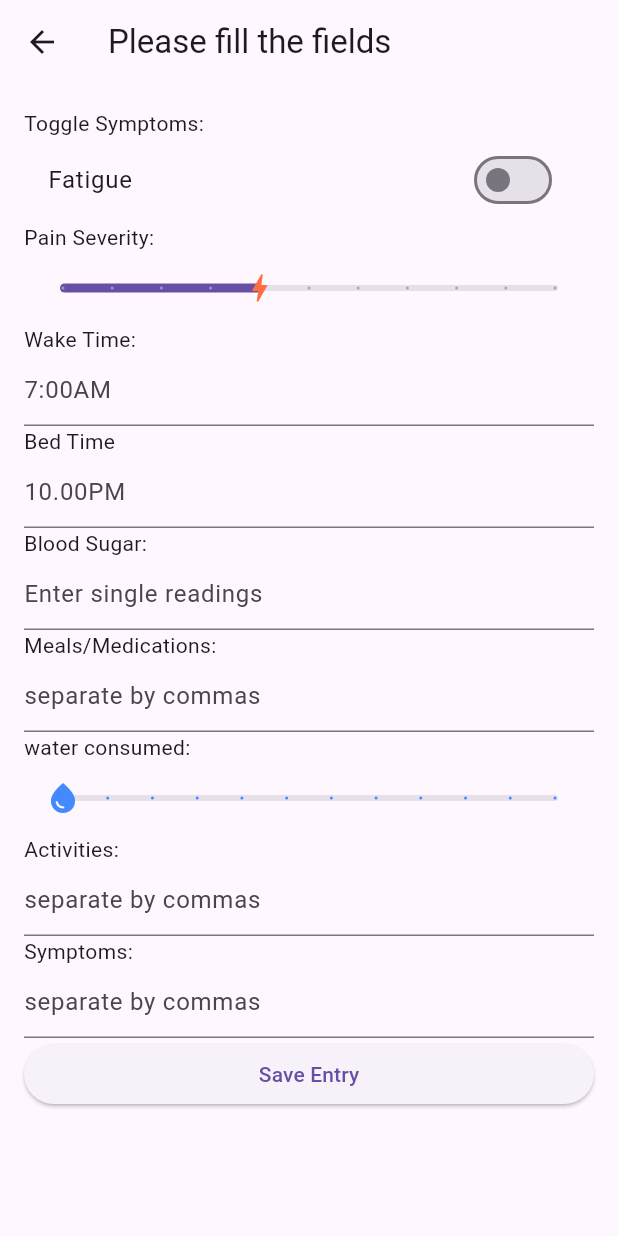
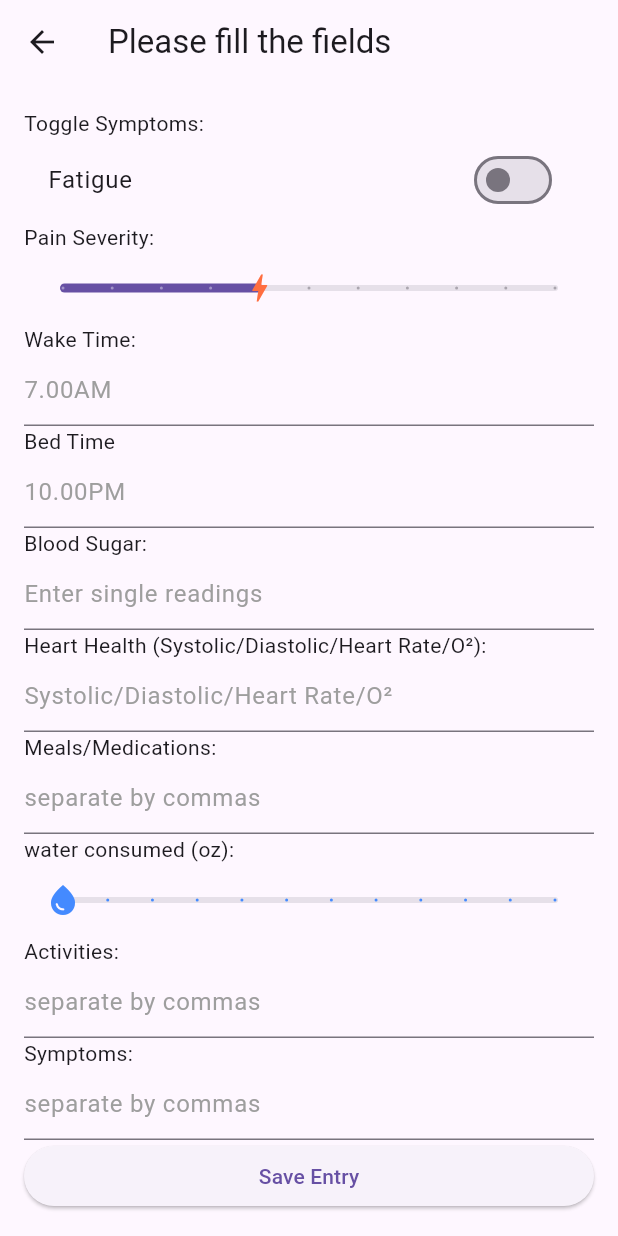
Before and after one commit to MrChido/MCTA, a Flutter app: the EntryScreen screen opened directly with empty values, on a phone screen of 412 x 824 dp. Run offline on Flutter 3.47's test engine with Material 3 defaults, Android fonts, the phone set to English and light mode, and no system bars; our stand-ins replace sqflite, sqflite_common_ffi; accounts and stored records are empty.

Commit message:
Added Heart Health tracking, tweaked the helper test in the Entry Screen and tweaked the behavior of the review button

```diff
--- a/lib/entry_screen.dart
+++ b/lib/entry_screen.dart
@@ -103,7 +103,8 @@ class _EntryScreenState extends State<EntryScreen> {
   final TextEditingController _symptomsController = TextEditingController();
   final TextEditingController _wakeTimeController = TextEditingController();
   final TextEditingController _sleepTimeController = TextEditingController();
-  int water = 4;
+  int water = 0;
+  final TextEditingController _hHealthController = TextEditingController();
 
   String convertToMilitaryTime(String timeInput) {
     timeInput = timeInput.trim().toLowerCase(); //normalize the case usage
@@ -168,22 +169,41 @@ class _EntryScreenState extends State<EntryScreen> {
             Text('Wake Time:'),
             TextField(
                 controller: _wakeTimeController,
-                decoration: InputDecoration(hintText: '7:00AM')),
+                style: TextStyle(color: Colors.black),
+                decoration: InputDecoration(
+                    hintText: '7.00AM',
+                    hintStyle: TextStyle(color: Colors.grey))),
             Text('Bed Time'),
             TextField(
                 controller: _sleepTimeController,
-                decoration: InputDecoration(hintText: '10.00PM')),
+                style: TextStyle(color: Colors.black),
+                decoration: InputDecoration(
+                    hintText: '10.00PM',
+                    hintStyle: TextStyle(color: Colors.grey))),
             Text('Blood Sugar:'),
             TextField(
-              controller: _bsugarsController, //tracks the input
-              decoration: InputDecoration(hintText: "Enter single readings"),
+                controller: _bsugarsController,
+                style: TextStyle(color: Colors.black), //tracks the input
+                decoration: InputDecoration(
+                    hintText: "Enter single readings",
+                    hintStyle: TextStyle(color: Colors.grey))),
+            Text('Heart Health (Systolic/Diastolic/Heart Rate/O²):'),
+            TextField(
+              controller: _hHealthController,
+              style: TextStyle(color: Colors.black), //tracks the input
+              decoration: InputDecoration(
+                  hintText: "Systolic/Diastolic/Heart Rate/O²",
+                  hintStyle: TextStyle(color: Colors.grey)),
             ),
             Text('Meals/Medications:'),
             TextField(
-              controller: _mnmController, //tracks the input
-              decoration: InputDecoration(hintText: "separate by commas"),
+              controller: _mnmController,
+              style: TextStyle(color: Colors.black), //tracks the input
+              decoration: InputDecoration(
+                  hintText: "separate by commas",
+                  hintStyle: TextStyle(color: Colors.grey)),
             ),
-            Text('water consumed:'),
+            Text('water consumed (oz):'),
             SliderTheme(
               data: SliderTheme.of(context).copyWith(
                 thumbShape: _WaterDropThumb(),
@@ -208,14 +228,20 @@ class _EntryScreenState extends State<EntryScreen> {
 
             Text('Activities:'),
             TextField(
-              controller: _activitiesController, //tracks the input
-              decoration: InputDecoration(hintText: "separate by commas"),
+              controller: _activitiesController,
+              style: TextStyle(color: Colors.black), //tracks the input
+              decoration: InputDecoration(
+                  hintText: "separate by commas",
+                  hintStyle: TextStyle(color: Colors.grey)),
             ),
 
             Text('Symptoms:'),
             TextField(
-              controller: _symptomsController, //tracks symptom input
-              decoration: InputDecoration(hintText: 'separate by commas'),
+              controller: _symptomsController,
+              style: TextStyle(color: Colors.black), //tracks symptom input
+              decoration: InputDecoration(
+                  hintText: 'separate by commas',
+                  hintStyle: TextStyle(color: Colors.grey)),
             ),
 
             //Save Entry Button
@@ -226,6 +252,7 @@ class _EntryScreenState extends State<EntryScreen> {
                   String bloodSugarInput =
                       _bsugarsController.text.trim(); //get user input
                   //int bloodSugarValue = int.tryParse(bloodSugarInput) ?? 0;
+                  String hHealth = _hHealthController.text.trim();
 
                   List<String> mnm = _mnmController.text
                       .trim()
@@ -265,7 +292,7 @@ class _EntryScreenState extends State<EntryScreen> {
                       int.parse(wakeTimeMilitary),
                       int.parse(sleepTimeMilitary),
                       water.round(),
-                  );
+                      hHealth);
                   print("mnm before inserting: $mnmInput");
                   print("activities before inserting: $activitiesInput");
 
--- a/lib/main.dart
+++ b/lib/main.dart
@@ -209,7 +209,17 @@ class _CalendarScreenState extends State<CalendarScreen> {
                 }
               });
             },
-            child: Text("Review Entries"),
+            style: ElevatedButton.styleFrom(
+              backgroundColor:
+                  isReviewMode ? Color(0xFF4B0082) : Colors.grey[300],
+              foregroundColor: isReviewMode ? Colors.white : Colors.black,
+              elevation: isReviewMode ? 6 : 2,
+              padding: EdgeInsets.symmetric(horizontal: 20, vertical: 12),
+              shape: RoundedRectangleBorder(
+                borderRadius: BorderRadiusGeometry.circular(10),
+              ),
+            ),
+            child: Text(isReviewMode ? "Exit Review Mode" : "Review Entries"),
           ),
         ],
       ),
--- a/lib/services/database_helper.dart
+++ b/lib/services/database_helper.dart
@@ -31,7 +31,7 @@ class DatabaseHelper {
 
     return await openDatabase(
       path,
-      version: 2,
+      version: 3,
       onCreate: (db, version) async {
         await db.execute('''
           CREATE TABLE entries(
@@ -46,7 +46,8 @@ class DatabaseHelper {
             symptoms TEXT,
             wake INTEGER,
             sleep INTEGER,
-            water INTEGER
+            water INTEGER,
+            hHealth TEXT
           )
         ''');
       },
@@ -70,6 +71,7 @@ class DatabaseHelper {
     int wake,
     int sleep,
     int water,
+    String hHealth,
   ) async {
     final db = await database;
     String mnmInput = mnm.isNotEmpty ? jsonEncode(mnm) : '[]';
@@ -93,6 +95,7 @@ class DatabaseHelper {
         'activities': activitiesInput,
         'symptoms': symptomsInput,
         'water': water,
+        'hHealth': hHealth,
       },
     );
     print("Inserted entry: ${await db.query('entries')}"); //verify sugars
```
Lines whose indentation alone changed are shown as unchanged.
